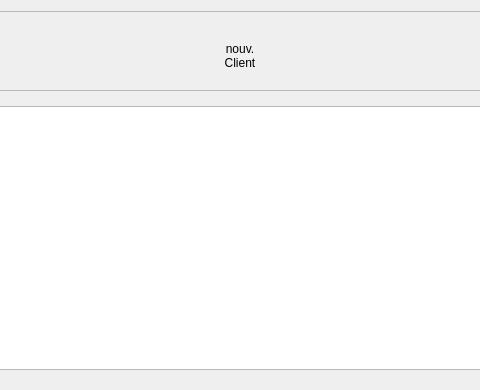
AmineHouari98/auto_Ecole, file Auto_Ecole/candidat/candidat.ui: the form before one commit; both pictures show x 143 to 623 and y 0 to 390 of the 724 by 390 pixel window.
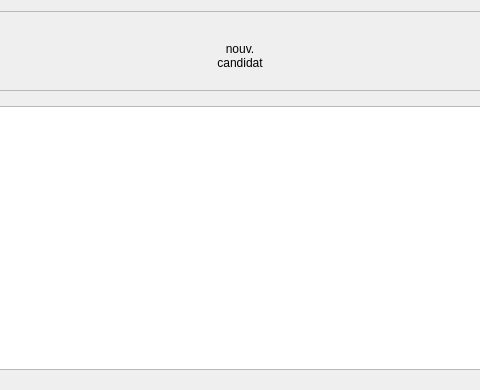
The form after the commit. Icons and pictures are not drawn. Custom widgets are drawn as their Qt base class.

```diff
--- a/Auto_Ecole/candidat/candidat.ui
+++ b/Auto_Ecole/candidat/candidat.ui
@@ -138,7 +138,7 @@
         </property>
         <property name="text">
          <string>nouv. 
-Client</string>
+candidat</string>
         </property>
         <property name="icon">
          <iconset resource="../resources.qrc">
```
Left out of the diff: 14 changed lines with no effect on the pictures.
